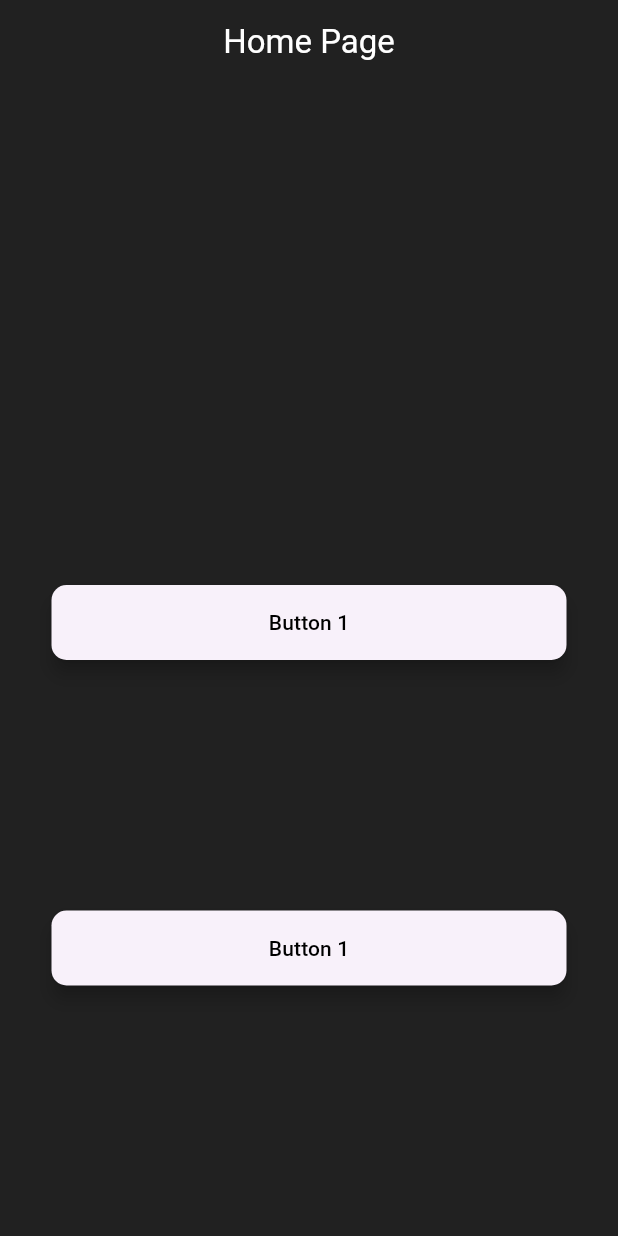
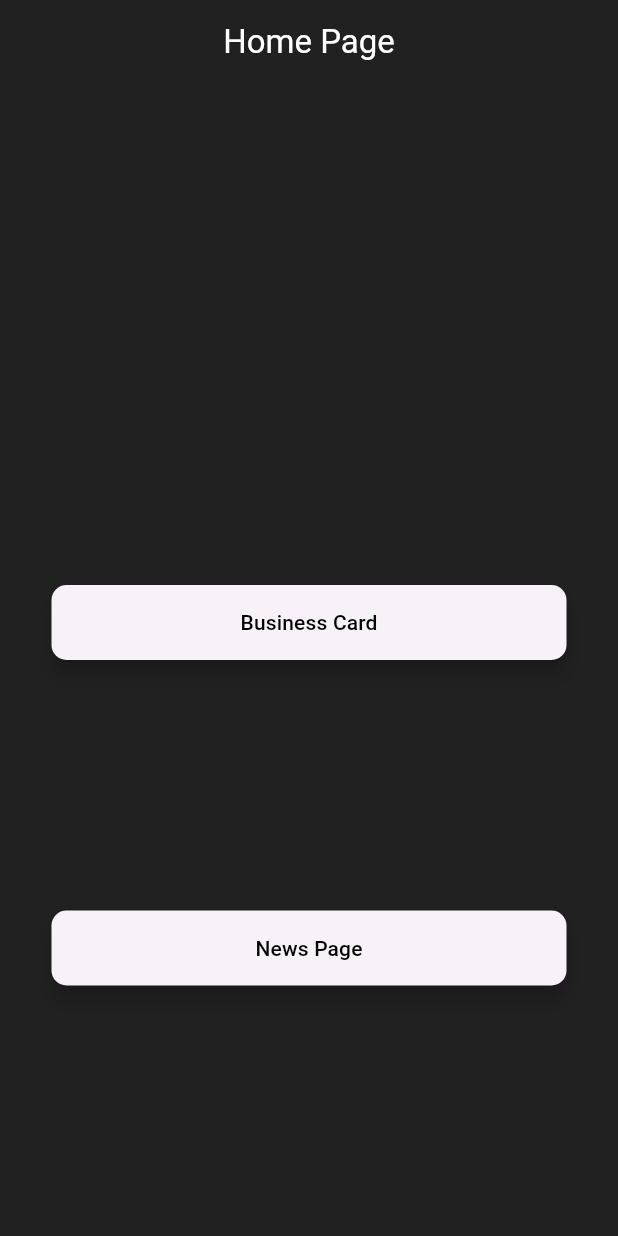
Before and after one commit to omarek386/flutter_Course_taskes, a Flutter app: the screen it shows after launch, on a phone screen of 412 x 824 dp. Run offline on Flutter 3.47's test engine with Material 3 defaults, Android fonts, the phone set to English and light mode, and no system bars.

Commit message:
Refactor home page buttons and remove unused variable

```diff
--- a/business_card_and_news_app/lib/main.dart
+++ b/business_card_and_news_app/lib/main.dart
@@ -1,5 +1,4 @@
 import 'package:business_card/constants/routes.dart';
-import 'package:business_card/presentation/screens/business_card_screen.dart';
 import 'package:business_card/router.dart';
 import 'package:flutter/material.dart';
 
@@ -9,6 +8,7 @@ void main() {
   ));
 }
 
+// ignore: must_be_immutable
 class MyApp extends StatelessWidget {
   MyApp({super.key, required this.appRouter});
   MyAppRouter appRouter;
--- a/business_card_and_news_app/lib/presentation/screens/home_page.dart
+++ b/business_card_and_news_app/lib/presentation/screens/home_page.dart
@@ -10,7 +10,6 @@ class MyHomePage extends StatefulWidget {
 class _MyHomePageState extends State<MyHomePage> {
   @override
   Widget build(BuildContext context) {
-    var hight = MediaQuery.of(context).size.height;
     var width = MediaQuery.of(context).size.width;
     return Scaffold(
       backgroundColor: Colors.grey[900],
@@ -34,10 +33,6 @@ class _MyHomePageState extends State<MyHomePage> {
             onPressed: () {
               Navigator.pushNamed(context, Routes.businessCard);
             },
-            child: const Text(
-              'Button 1',
-              style: TextStyle(color: Colors.black),
-            ),
             style: ElevatedButton.styleFrom(
               shadowColor: Colors.black,
               elevation: 5,
@@ -46,15 +41,15 @@ class _MyHomePageState extends State<MyHomePage> {
                 borderRadius: BorderRadius.circular(10),
               ),
             ),
+            child: const Text(
+              'Business Card',
+              style: TextStyle(color: Colors.black),
+            ),
           ),
           ElevatedButton(
             onPressed: () {
               Navigator.pushNamed(context, Routes.flutterNews);
             },
-            child: const Text(
-              'Button 1',
-              style: TextStyle(color: Colors.black),
-            ),
             style: ElevatedButton.styleFrom(
               shadowColor: Colors.black,
               elevation: 5,
@@ -63,6 +58,10 @@ class _MyHomePageState extends State<MyHomePage> {
                 borderRadius: BorderRadius.circular(10),
               ),
             ),
+            child: const Text(
+              'News Page',
+              style: TextStyle(color: Colors.black),
+            ),
           ),
         ],
       ),
```
